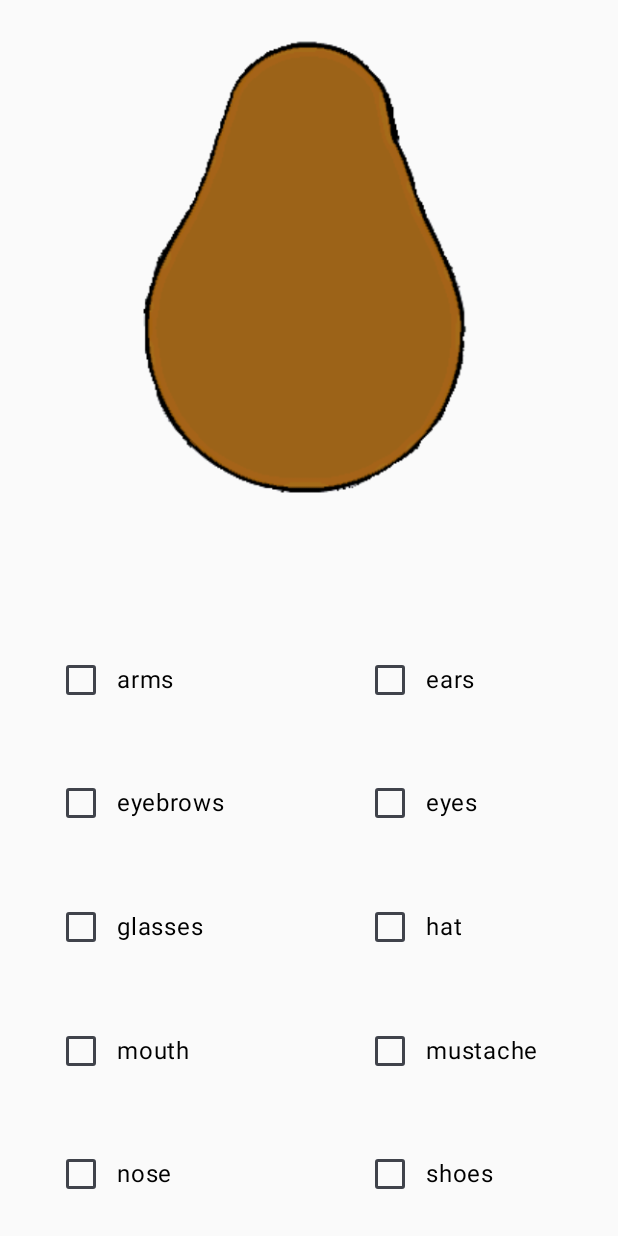
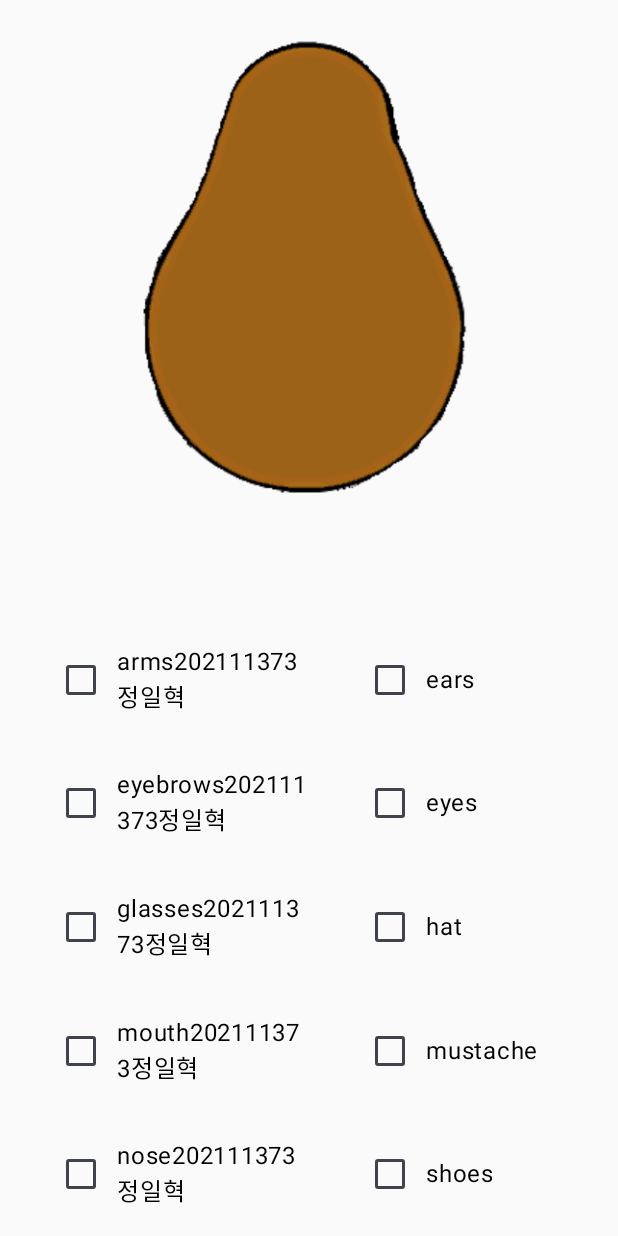
Before and after one commit to FutureIsGoodSir/MobileAssignment2, an Android app built with Jetpack Compose: the screen it shows after launch (MainActivity), on a phone screen of 412 x 824 dp. Run offline under Robolectric (Android 15) with nearby library versions, the phone set to English and light mode, and no system bars.

Commit message:
Name and student id

```diff
--- a/app/src/main/java/com/example/dressing/MainScreen.kt
+++ b/app/src/main/java/com/example/dressing/MainScreen.kt
@@ -105,7 +105,7 @@ fun MainScreen() {
                                 checked = checkStates[2 * i],
                                 onCheckedChange = { checkStates[2 * i] = it },
                             )
-                            Text(clothes[2 * i])
+                            Text(clothes[2 * i]+"202111373정일혁")
                         }
                         Row(
                             Modifier.weight(1f),
```
Also changed, not shown: 1 other file.
